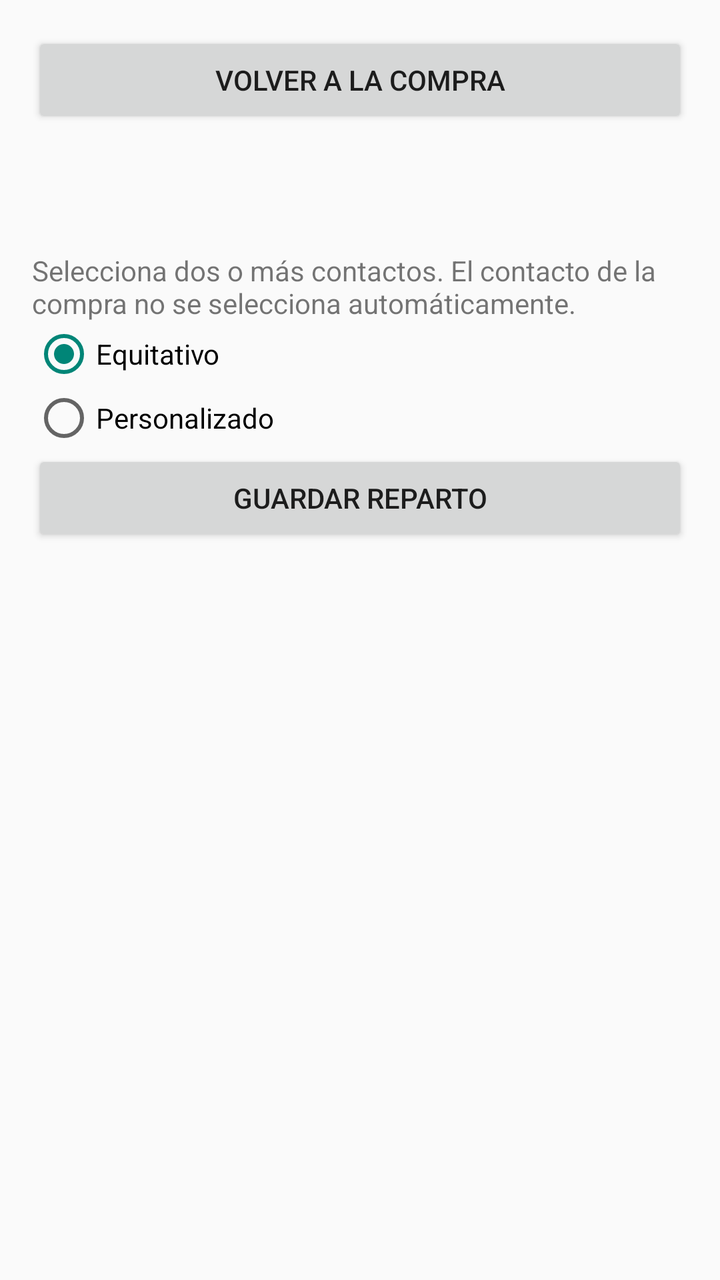
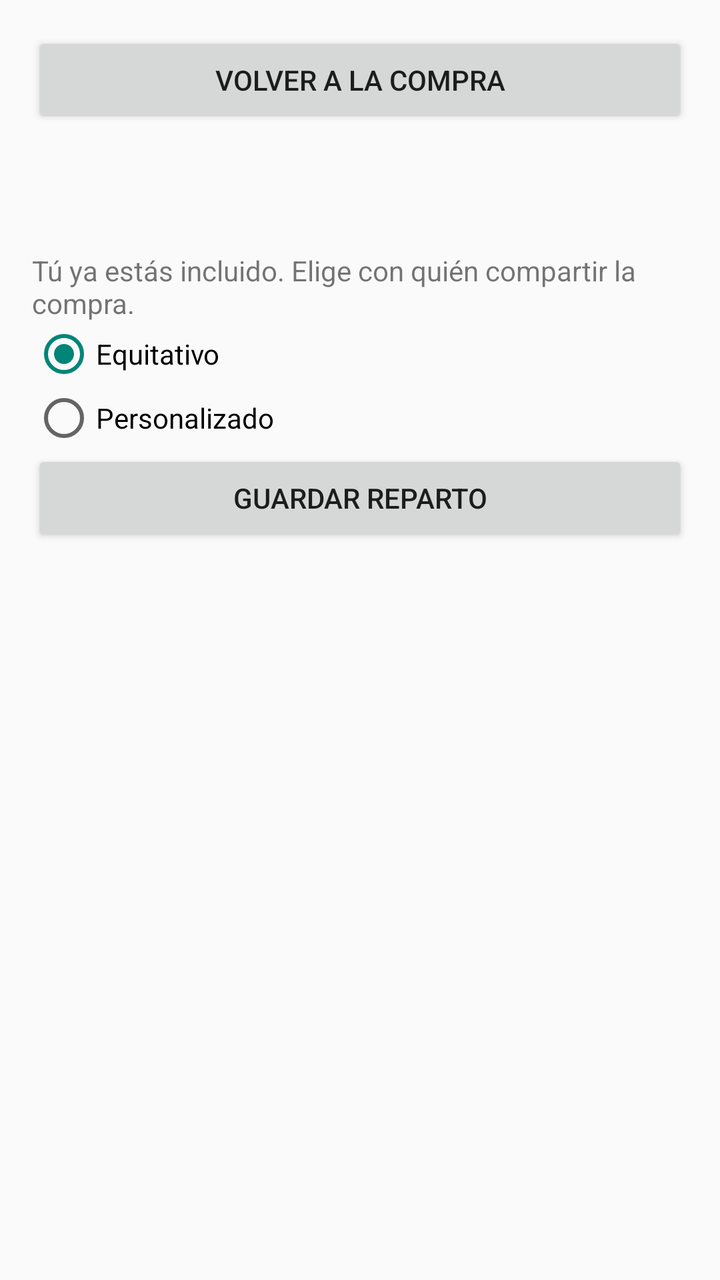

An Android layout rendered at two revisions. The XML below is the earlier revision; the diff shows what the commit changed to produce the second picture.
<!-- AndroidManifest.xml: application theme android:Theme.Material.Light.NoActionBar -->
<!-- res/layout/activity_reparto.xml -->
<?xml version="1.0" encoding="utf-8"?>
<ScrollView xmlns:android="http://schemas.android.com/apk/res/android"
    android:id="@+id/root" android:layout_width="match_parent" android:layout_height="match_parent"
    android:fillViewport="true" android:padding="16dp">
    <LinearLayout android:layout_width="match_parent" android:layout_height="wrap_content" android:orientation="vertical">
        <Button android:id="@+id/volver" android:layout_width="match_parent" android:layout_height="wrap_content" android:text="Volver a la compra" />
        <TextView android:id="@+id/reparto_titulo" android:layout_width="match_parent" android:layout_height="wrap_content" android:textSize="24sp" />
        <TextView android:id="@+id/reparto_total" android:layout_width="match_parent" android:layout_height="wrap_content" android:textSize="22sp" />
        <TextView android:id="@+id/reparto_info" android:layout_width="match_parent" android:layout_height="wrap_content"
            android:text="Selecciona dos o más contactos. El contacto de la compra no se selecciona automáticamente." />
        <LinearLayout android:id="@+id/formulario_reparto" android:layout_width="match_parent" android:layout_height="wrap_content" android:orientation="vertical">
            <RadioGroup android:id="@+id/modo_reparto" android:layout_width="match_parent" android:layout_height="wrap_content" android:checkedButton="@id/equitativo">
                <RadioButton android:id="@+id/equitativo" android:layout_width="match_parent" android:layout_height="wrap_content" android:text="Equitativo" />
                <RadioButton android:id="@+id/personalizado" android:layout_width="match_parent" android:layout_height="wrap_content" android:text="Personalizado" />
            </RadioGroup>
            <LinearLayout android:id="@+id/participantes" android:layout_width="match_parent" android:layout_height="wrap_content" android:orientation="vertical" />
            <Button android:id="@+id/guardar_reparto" android:layout_width="match_parent" android:layout_height="wrap_content" android:text="Guardar reparto" />
        </LinearLayout>
        <TextView android:id="@+id/error_reparto" android:layout_width="match_parent" android:layout_height="wrap_content" android:accessibilityLiveRegion="polite" android:textColor="#B00020" />
        <LinearLayout android:id="@+id/deudas" android:layout_width="match_parent" android:layout_height="wrap_content" android:orientation="vertical" />
    </LinearLayout>
</ScrollView>
<!-- resources referenced by this layout -->
<resources>

</resources>

<!-- the commit's change to res/layout/activity_reparto.xml (unified diff, before → after) -->
@@ -7,7 +7,7 @@
         <TextView android:id="@+id/reparto_titulo" android:layout_width="match_parent" android:layout_height="wrap_content" android:textSize="24sp" />
         <TextView android:id="@+id/reparto_total" android:layout_width="match_parent" android:layout_height="wrap_content" android:textSize="22sp" />
         <TextView android:id="@+id/reparto_info" android:layout_width="match_parent" android:layout_height="wrap_content"
-            android:text="Selecciona dos o más contactos. El contacto de la compra no se selecciona automáticamente." />
+            android:text="Tú ya estás incluido. Elige con quién compartir la compra." />
         <LinearLayout android:id="@+id/formulario_reparto" android:layout_width="match_parent" android:layout_height="wrap_content" android:orientation="vertical">
             <RadioGroup android:id="@+id/modo_reparto" android:layout_width="match_parent" android:layout_height="wrap_content" android:checkedButton="@id/equitativo">
                 <RadioButton android:id="@+id/equitativo" android:layout_width="match_parent" android:layout_height="wrap_content" android:text="Equitativo" />
